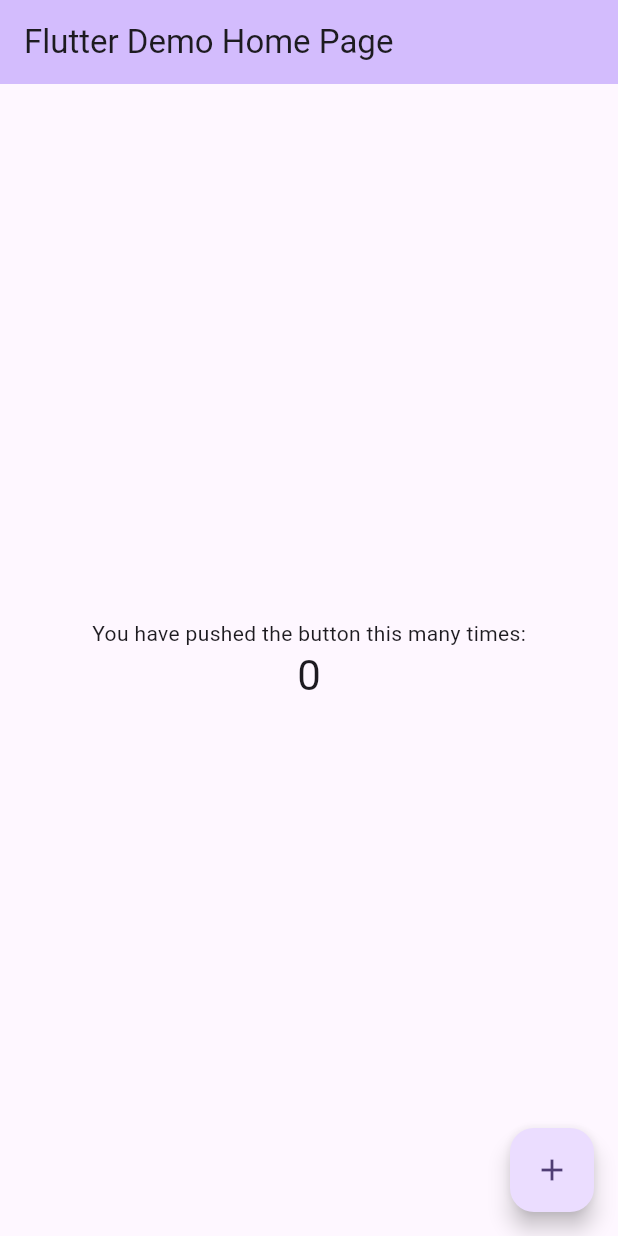
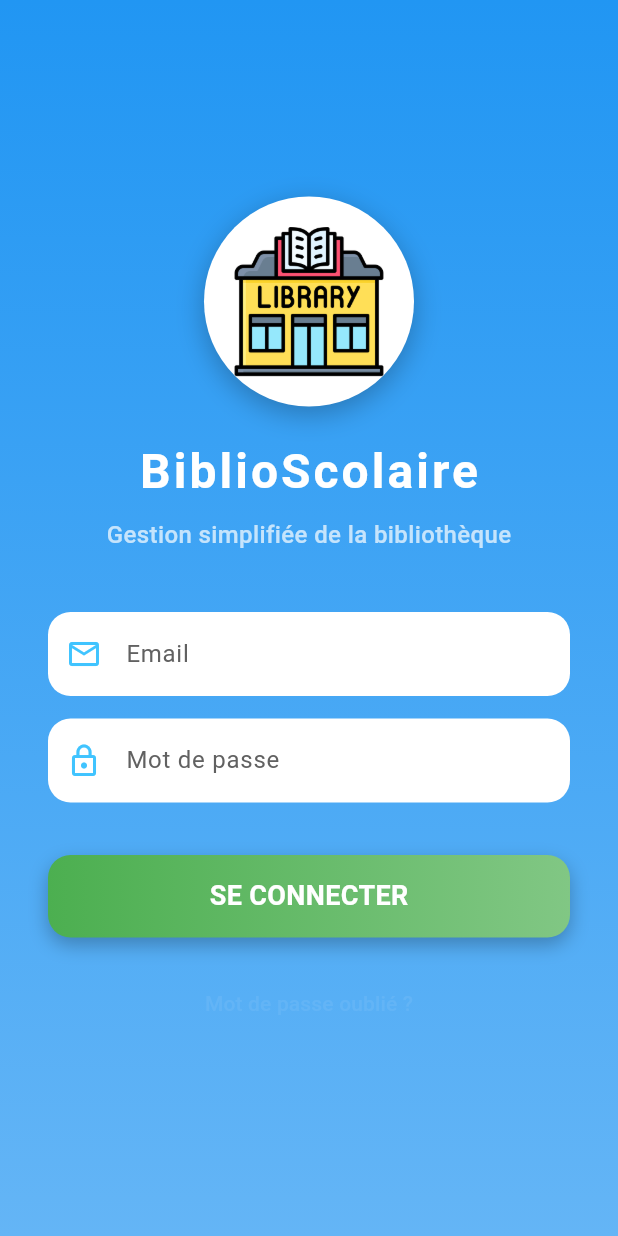
Before and after one commit to naimaaounallah5/-Biblioth-que-Scolaire-CSFM-Library-, a Flutter app: the screen it shows after launch, on a phone screen of 412 x 824 dp. Run offline on Flutter 3.47's test engine with Material 3 defaults, Android fonts, the phone set to English and light mode, and no system bars.

Commit message:
changement de main

```diff
--- a/lib/main.dart
+++ b/lib/main.dart
@@ -1,123 +1,29 @@
 import 'package:flutter/material.dart';
+import 'package:bibliotheque_scolaire_csfm_library/screnns/login_screan.dart';
+import 'package:bibliotheque_scolaire_csfm_library/style/style.dart';
 
 void main() {
-  runApp(const MyApp());
-  //mini projet
+  runApp(const BiblioApp());
 }
 
-class MyApp extends StatelessWidget {
-  const MyApp({super.key});
+class BiblioApp extends StatelessWidget {
+  const BiblioApp({super.key});
 
-  // This widget is the root of your application.
   @override
   Widget build(BuildContext context) {
     return MaterialApp(
-      title: 'Flutter Demo',
+      title: 'BiblioScolaire',
+      debugShowCheckedModeBanner: false,
       theme: ThemeData(
-        // This is the theme of your application.
-        //
-        // TRY THIS: Try running your application with "flutter run". You'll see
-        // the application has a purple toolbar. Then, without quitting the app,
-        // try changing the seedColor in the colorScheme below to Colors.green
-        // and then invoke "hot reload" (save your changes or press the "hot
-        // reload" button in a Flutter-supported IDE, or press "r" if you used
-        // the command line to start the app).
-        //
-        // Notice that the counter didn't reset back to zero; the application
-        // state is not lost during the reload. To reset the state, use hot
-        // restart instead.
-        //
-        // This works for code too, not just values: Most code changes can be
-        // tested with just a hot reload.
-        colorScheme: ColorScheme.fromSeed(seedColor: Colors.deepPurple),
+        primaryColor: primaryColor,
+        colorScheme: ColorScheme.fromSwatch().copyWith(
+          secondary: primaryColor,
+          background: darkColor,
+        ),
+        scaffoldBackgroundColor: darkColor,
+        useMaterial3: true,
       ),
-      home: const MyHomePage(title: 'Flutter Demo Home Page'),
+      home: const LoginScreen(),
     );
   }
 }
-
-class MyHomePage extends StatefulWidget {
-  const MyHomePage({super.key, required this.title});
-
-  // This widget is the home page of your application. It is stateful, meaning
-  // that it has a State object (defined below) that contains fields that affect
-  // how it looks.
-
-  // This class is the configuration for the state. It holds the values (in this
-  // case the title) provided by the parent (in this case the App widget) and
-  // used by the build method of the State. Fields in a Widget subclass are
-  // always marked "final".
-
-  final String title;
-
-  @override
-  State<MyHomePage> createState() => _MyHomePageState();
-}
-
-class _MyHomePageState extends State<MyHomePage> {
-  int _counter = 0;
-
-  void _incrementCounter() {
-    setState(() {
-      // This call to setState tells the Flutter framework that something has
-      // changed in this State, which causes it to rerun the build method below
-      // so that the display can reflect the updated values. If we changed
-      // _counter without calling setState(), then the build method would not be
-      // called again, and so nothing would appear to happen.
-      _counter++;
-    });
-  }
-
-  @override
-  Widget build(BuildContext context) {
-    // This method is rerun every time setState is called, for instance as done
-    // by the _incrementCounter method above.
-    //
-    // The Flutter framework has been optimized to make rerunning build methods
-    // fast, so that you can just rebuild anything that needs updating rather
-    // than having to individually change instances of widgets.
-    return Scaffold(
-      appBar: AppBar(
-        // TRY THIS: Try changing the color here to a specific color (to
-        // Colors.amber, perhaps?) and trigger a hot reload to see the AppBar
-        // change color while the other colors stay the same.
-        backgroundColor: Theme.of(context).colorScheme.inversePrimary,
-        // Here we take the value from the MyHomePage object that was created by
-        // the App.build method, and use it to set our appbar title.
-        title: Text(widget.title),
-      ),
-      body: Center(
-        // Center is a layout widget. It takes a single child and positions it
-        // in the middle of the parent.
-        child: Column(
-          // Column is also a layout widget. It takes a list of children and
-          // arranges them vertically. By default, it sizes itself to fit its
-          // children horizontally, and tries to be as tall as its parent.
-          //
-          // Column has various properties to control how it sizes itself and
-          // how it positions its children. Here we use mainAxisAlignment to
-          // center the children vertically; the main axis here is the vertical
-          // axis because Columns are vertical (the cross axis would be
-          // horizontal).
-          //
-          // TRY THIS: Invoke "debug painting" (choose the "Toggle Debug Paint"
-          // action in the IDE, or press "p" in the console), to see the
-          // wireframe for each widget.
-          mainAxisAlignment: MainAxisAlignment.center,
-          children: <Widget>[
-            const Text('You have pushed the button this many times:'),
-            Text(
-              '$_counter',
-              style: Theme.of(context).textTheme.headlineMedium,
-            ),
-          ],
-        ),
-      ),
-      floatingActionButton: FloatingActionButton(
-        onPressed: _incrementCounter,
-        tooltip: 'Increment',
-        child: const Icon(Icons.add),
-      ), // This trailing comma makes auto-formatting nicer for build methods.
-    );
-  }
-}
--- /dev/null
+++ b/lib/screnns/login_screan.dart
@@ -0,0 +1,160 @@
+import 'package:flutter/material.dart';
+import 'package:bibliotheque_scolaire_csfm_library/style/style.dart';
+//Email : test@test.com
+//Mot de passe : 12345678
+class LoginScreen extends StatefulWidget {
+  const LoginScreen({Key? key}) : super(key: key);
+
+  @override
+  State<LoginScreen> createState() => _LoginScreenState();
+}
+
+class _LoginScreenState extends State<LoginScreen> {
+  final _formKey = GlobalKey<FormState>();
+  String _email = '';
+  String _password = '';
+
+  void _submitForm() {
+    if (_formKey.currentState!.validate()) {
+      _formKey.currentState!.save();
+
+      // Exemple simple : vérification d’un email et mot de passe précis
+      if (_email == 'test@test.com' && _password == '12345678') {
+        // Connexion réussie
+        ScaffoldMessenger.of(context).showSnackBar(
+          SnackBar(
+            content: Text('Connexion réussie !'),
+            backgroundColor: Colors.green,
+            duration: Duration(seconds: 2),
+          ),
+        );
+      } else {
+        // Connexion échouée
+        ScaffoldMessenger.of(context).showSnackBar(
+          SnackBar(
+            content: Text('Connexion échouée !'),
+            backgroundColor: Colors.red,
+            duration: Duration(seconds: 2),
+          ),
+        );
+      }
+    }
+  }
+
+  String? _validateEmail(String? value) {
+    if (value == null || value.isEmpty) return 'Veuillez entrer votre email.';
+    final emailRegExp =
+        RegExp(r"^[a-zA-Z0-9._%-]+@[a-zA-Z0-9.-]+\.[a-zA-Z]{2,4}$");
+    if (!emailRegExp.hasMatch(value)) return 'Email invalide.';
+    return null;
+  }
+
+  String? _validatePassword(String? value) {
+    if (value == null || value.isEmpty) return 'Veuillez entrer votre mot de passe.';
+    if (value.length < 8) return 'Le mot de passe doit contenir au moins 8 caractères.';
+    return null;
+  }
+
+  @override
+  Widget build(BuildContext context) {
+    return Scaffold(
+      body: Container(
+        decoration: BoxDecoration(gradient: backgroundGradient),
+        child: Center(
+          child: SingleChildScrollView(
+            padding: const EdgeInsets.symmetric(horizontal: 32.0, vertical: 50),
+            child: Column(
+              mainAxisAlignment: MainAxisAlignment.center,
+              children: [
+                // Logo unique en haut
+                Container(
+                  padding: const EdgeInsets.all(20),
+                  decoration: BoxDecoration(
+                    color: surfaceColor,
+                    shape: BoxShape.circle,
+                    boxShadow: [
+                      BoxShadow(
+                        color: Colors.black26,
+                        blurRadius: 15,
+                        offset: Offset(0, 5),
+                      ),
+                    ],
+                  ),
+                  child: Image.asset(
+                    'assets/images/logo.png',
+                    width: 100,
+                    height: 100,
+                    fit: BoxFit.cover,
+                  ),
+                ),
+                const SizedBox(height: 20),
+                Text('BiblioScolaire', style: titleStyle),
+                const SizedBox(height: 8),
+                Text('Gestion simplifiée de la bibliothèque', style: subtitleStyle),
+                const SizedBox(height: 40),
+
+                // Formulaire
+                Form(
+                  key: _formKey,
+                  child: Column(
+                    children: [
+                      TextFormField(
+                        style: TextStyle(color: Colors.black),
+                        decoration: kInputDecoration('Email', Icons.email_outlined),
+                        keyboardType: TextInputType.emailAddress,
+                        validator: _validateEmail,
+                        onSaved: (value) => _email = value ?? '',
+                      ),
+                      const SizedBox(height: 15),
+                      TextFormField(
+                        obscureText: true,
+                        style: TextStyle(color: Colors.black),
+                        decoration: kInputDecoration('Mot de passe', Icons.lock_outline),
+                        validator: _validatePassword,
+                        onSaved: (value) => _password = value ?? '',
+                      ),
+                      const SizedBox(height: 35),
+                      Container(
+                        width: double.infinity,
+                        height: 55,
+                        decoration: BoxDecoration(
+                          borderRadius: BorderRadius.circular(15),
+                          gradient: buttonGradient,
+                          boxShadow: [
+                            BoxShadow(
+                              color: Colors.black26,
+                              blurRadius: 10,
+                              offset: Offset(0, 5),
+                            ),
+                          ],
+                        ),
+                        child: Material(
+                          color: Colors.transparent,
+                          child: InkWell(
+                            onTap: _submitForm,
+                            borderRadius: BorderRadius.circular(15),
+                            child: Center(
+                              child: Text('SE CONNECTER', style: buttonTextStyle),
+                            ),
+                          ),
+                        ),
+                      ),
+                      const SizedBox(height: 20),
+                      TextButton(
+                        onPressed: () {},
+                        child: Text(
+                          'Mot de passe oublié ?',
+                          style: TextStyle(color: infoLightColor.withOpacity(0.9)),
+                        ),
+                      ),
+                    ],
+                  ),
+                ),
+              ],
+            ),
+          ),
+        ),
+      ),
+    );
+  }
+}
--- /dev/null
+++ b/lib/style/style.dart
@@ -0,0 +1,79 @@
+import 'package:flutter/material.dart';
+
+
+const Color primaryColor = Color(0xFF4CAF50); // Vert principal
+const Color secondaryColor = Color(0xFF81C784); // Vert clair
+const Color darkColor = Color(0xFF1B5E20); // Vert foncé pour fond si besoin
+const Color surfaceColor = Color(0xFFFFFFFF); // Blanc pour champs et surfaces
+
+
+const Color infoColor = Color(0xFF2196F3); // Bleu
+const Color infoLightColor = Color(0xFF64B5F6); // Bleu clair
+const Color successColor = Color(0xFF388E3C);
+const Color warningColor = Color(0xFFFFB300);
+const Color dangerColor = Color(0xFFD32F2F);
+
+
+const LinearGradient buttonGradient = LinearGradient(
+  colors: [primaryColor, secondaryColor],
+  begin: Alignment.centerLeft,
+  end: Alignment.centerRight,
+);
+
+const LinearGradient backgroundGradient = LinearGradient(
+  colors: [infoColor, infoLightColor],
+  begin: Alignment.topCenter,
+  end: Alignment.bottomCenter,
+);
+
+final TextStyle titleStyle = TextStyle(
+  color: Colors.white,
+  fontSize: 32,
+  fontWeight: FontWeight.bold,
+  letterSpacing: 2,
+);
+
+final TextStyle subtitleStyle = TextStyle(
+  color: Colors.white70,
+  fontSize: 16,
+  fontWeight: FontWeight.w500,
+);
+
+final TextStyle buttonTextStyle = TextStyle(
+  color: Colors.white,
+  fontSize: 18,
+  fontWeight: FontWeight.bold,
+);
+
+InputDecoration kInputDecoration(String hintText, IconData icon) {
+  return InputDecoration(
+    hintText: hintText,
+    hintStyle: TextStyle(color: Colors.grey[700]),
+    prefixIcon: Icon(icon, color: Colors.lightBlueAccent),
+    filled: true,
+    fillColor: surfaceColor,
+    border: OutlineInputBorder(
+      borderRadius: BorderRadius.circular(15),
+      borderSide: BorderSide.none,
+    ),
+    focusedBorder: OutlineInputBorder(
+      borderRadius: BorderRadius.circular(15),
+      borderSide: BorderSide(color: infoLightColor, width: 2),
+    ),
+  );
+}
+
+Color getStatusColor(String status) {
+  switch (status.toLowerCase()) {
+    case 'résolu':
+      return successColor;
+    case 'en cours':
+      return warningColor;
+    case 'nouveau':
+      return infoColor;
+    case 'urgent':
+      return dangerColor;
+    default:
+      return Colors.grey;
+  }
+}
```
Also changed, not shown: pubspec.yaml (+3 -68 lines), assets/images/logo.png (added).
